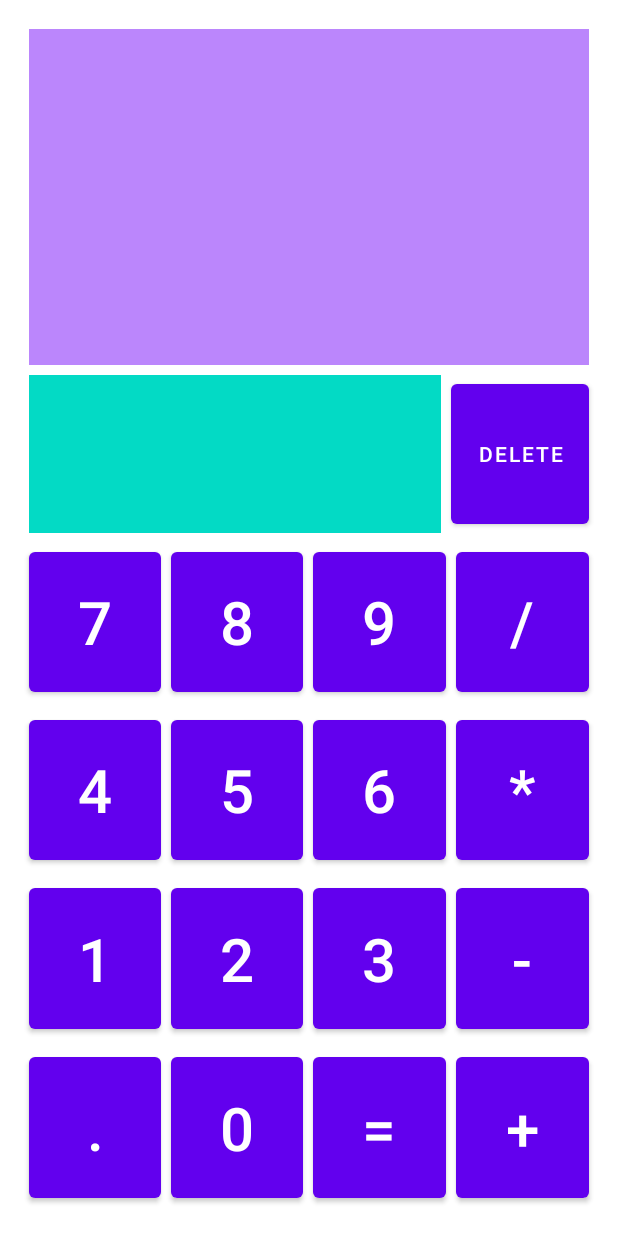
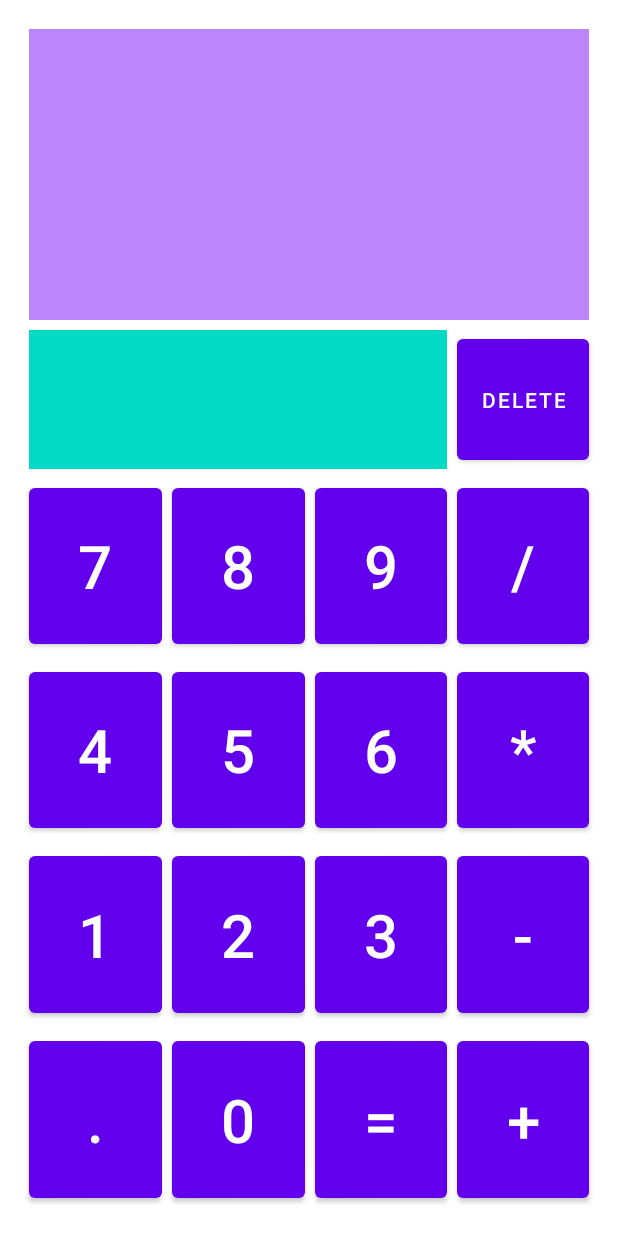
Before and after one commit to fatemie/Calculator2, an Android app: the layout activity_main.xml on its own in the app's theme, with its tools: preview values and no code run, on a phone screen of 412 x 824 dp. Run offline under Robolectric (Android 15) with nearby library versions, the phone set to English and light mode, and no system bars.

```diff
--- a/app/src/main/java/com/example/calculator2/MainActivity.kt
+++ b/app/src/main/java/com/example/calculator2/MainActivity.kt
@@ -14,6 +14,11 @@ class MainActivity : AppCompatActivity() {
         binding = ActivityMainBinding.inflate(layoutInflater)
         val view = binding.root
         setContentView(view)
+
+        if(savedInstanceState != null){
+            binding.enterView.text = savedInstanceState.getString("enterView")
+            binding.enterView.text = savedInstanceState.getString("resultView")
+        }
 
         setListener()
 
@@ -145,4 +150,12 @@ class MainActivity : AppCompatActivity() {
         return a / b
     }
     fun  multyply(a: Double, b : Double) = a * b
+
+    override fun onSaveInstanceState(outState: Bundle) {
+        outState?.run {
+            putString("enterView", binding.enterView.text.toString())
+            putString("resultView", binding.resultView.text.toString())
+        }
+        super.onSaveInstanceState(outState)
+    }
 }
--- a/app/src/main/res/layout/activity_main.xml
+++ b/app/src/main/res/layout/activity_main.xml
@@ -11,35 +11,35 @@
     <TextView
         android:id="@+id/enterView"
         android:layout_width="match_parent"
-        android:layout_height="0dp"
-        android:layout_weight="2"
+        android:layout_height="wrap_content"
+        android:layout_weight="3"
         android:background="@color/purple_200"
         android:layout_margin="3dp"
-        android:textSize="50dp"
+        android:textSize="50sp"
         android:gravity="bottom">
 
     </TextView>
 
     <LinearLayout
         android:layout_width="match_parent"
-        android:layout_height="0dp"
+        android:layout_height="wrap_content"
         android:layout_weight="1"
         android:orientation="horizontal">
 
         <TextView
             android:id="@+id/resultView"
-            android:layout_width="0dp"
+            android:layout_width="match_parent"
             android:layout_height="match_parent"
-            android:layout_weight="3"
+            android:layout_weight="1"
             android:background="@color/teal_200"
             android:layout_margin="3dp"
             android:textSize="30dp"/>
 
         <Button
             android:id="@+id/delete"
-            android:layout_width="0dp"
+            android:layout_width="match_parent"
             android:layout_height="match_parent"
-            android:layout_weight="1"
+            android:layout_weight="3"
             android:text="delete"
             android:layout_margin="3dp"/>
 
@@ -47,83 +47,83 @@
 
     <LinearLayout
         android:layout_width="match_parent"
-        android:layout_height="0dp"
+        android:layout_height="wrap_content"
         android:layout_weight="1"
         android:orientation="horizontal">
 
         <Button
             android:id="@+id/seven"
-            android:layout_width="0dp"
+            android:layout_width="match_parent"
             android:layout_height="match_parent"
             android:layout_weight="1"
             android:layout_margin="3dp"
             android:text="7"
-            android:textSize="40dp"/>
+            android:textSize="40sp"/>
         <Button
             android:id="@+id/eight"
-            android:layout_width="0dp"
+            android:layout_width="match_parent"
             android:layout_height="match_parent"
             android:layout_weight="1"
-            android:layout_margin="3dp"
+            android:layout_margin="3sp"
             android:text="8"
-            android:textSize="40dp"/>
+            android:textSize="40sp"/>
         <Button
             android:id="@+id/nine"
-            android:layout_width="0dp"
+            android:layout_width="match_parent"
             android:layout_height="match_parent"
             android:layout_weight="1"
             android:layout_margin="3dp"
             android:text="9"
-            android:textSize="40dp"/>
+            android:textSize="40sp"/>
         <Button
             android:id="@+id/divide"
-            android:layout_width="0dp"
+            android:layout_width="match_parent"
             android:layout_height="match_parent"
             android:layout_weight="1"
             android:layout_margin="3dp"
             android:text="/"
-            android:textSize="40dp"/>
+            android:textSize="40sp"/>
 
 
     </LinearLayout>
 
     <LinearLayout
         android:layout_width="match_parent"
-        android:layout_height="0dp"
+        android:layout_height="wrap_content"
         android:layout_weight="1">
 
         <Button
             android:id="@+id/four"
-            android:layout_width="0dp"
+            android:layout_width="match_parent"
             android:layout_height="match_parent"
             android:layout_weight="1"
             android:layout_margin="3dp"
             android:text="4"
-            android:textSize="40dp"/>
+            android:textSize="40sp"/>
         <Button
             android:id="@+id/five"
-            android:layout_width="0dp"
+            android:layout_width="match_parent"
             android:layout_height="match_parent"
             android:layout_weight="1"
             android:layout_margin="3dp"
             android:text="5"
-            android:textSize="40dp"/>
+            android:textSize="40sp"/>
         <Button
             android:id="@+id/six"
-            android:layout_width="0dp"
+            android:layout_width="match_parent"
             android:layout_height="match_parent"
             android:layout_weight="1"
             android:layout_margin="3dp"
             android:text="6"
-            android:textSize="40dp"/>
+            android:textSize="40sp"/>
         <Button
             android:id="@+id/multiply"
-            android:layout_width="0dp"
+            android:layout_width="match_parent"
             android:layout_height="match_parent"
             android:layout_weight="1"
             android:layout_margin="3dp"
             android:text="*"
-            android:textSize="40dp"/>
+            android:textSize="40sp"/>
 
 
 
@@ -131,81 +131,81 @@
 
     <LinearLayout
         android:layout_width="match_parent"
-        android:layout_height="0dp"
+        android:layout_height="wrap_content"
         android:layout_weight="1">
 
         <Button
             android:id="@+id/one"
-            android:layout_width="0dp"
+            android:layout_width="match_parent"
             android:layout_height="match_parent"
             android:layout_weight="1"
             android:layout_margin="3dp"
             android:text="1"
-            android:textSize="40dp"/>
+            android:textSize="40sp"/>
         <Button
             android:id="@+id/two"
-            android:layout_width="0dp"
+            android:layout_width="match_parent"
             android:layout_height="match_parent"
             android:layout_weight="1"
             android:layout_margin="3dp"
             android:text="2"
-            android:textSize="40dp"/>
+            android:textSize="40sp"/>
         <Button
             android:id="@+id/three"
-            android:layout_width="0dp"
+            android:layout_width="match_parent"
             android:layout_height="match_parent"
             android:layout_weight="1"
             android:layout_margin="3dp"
             android:text="3"
-            android:textSize="40dp"/>
+            android:textSize="40sp"/>
         <Button
             android:id="@+id/minus"
-            android:layout_width="0dp"
+            android:layout_width="match_parent"
             android:layout_height="match_parent"
             android:layout_weight="1"
             android:layout_margin="3dp"
             android:text="-"
-            android:textSize="40dp"/>
+            android:textSize="40sp"/>
 
     </LinearLayout>
 
     <LinearLayout
         android:layout_width="match_parent"
-        android:layout_height="0dp"
+        android:layout_height="wrap_content"
         android:layout_weight="1">
 
         <Button
             android:id="@+id/dot"
-            android:layout_width="0dp"
+            android:layout_width="match_parent"
             android:layout_height="match_parent"
             android:layout_weight="1"
             android:layout_margin="3dp"
             android:text="."
-            android:textSize="40dp"/>
+            android:textSize="40sp"/>
         <Button
             android:id="@+id/zero"
-            android:layout_width="0dp"
+            android:layout_width="match_parent"
             android:layout_height="match_parent"
             android:layout_weight="1"
             android:layout_margin="3dp"
             android:text="0"
-            android:textSize="40dp"/>
+            android:textSize="40sp"/>
         <Button
             android:id="@+id/equal"
-            android:layout_width="0dp"
+            android:layout_width="match_parent"
             android:layout_height="match_parent"
             android:layout_weight="1"
             android:layout_margin="3dp"
             android:text="="
-            android:textSize="40dp"/>
+            android:textSize="40sp"/>
         <Button
             android:id="@+id/add"
-            android:layout_width="0dp"
+            android:layout_width="match_parent"
             android:layout_height="match_parent"
             android:layout_weight="1"
             android:layout_margin="3dp"
             android:text="+"
-            android:textSize="40dp"/>
+            android:textSize="40sp"/>
 
     </LinearLayout>
 
```
